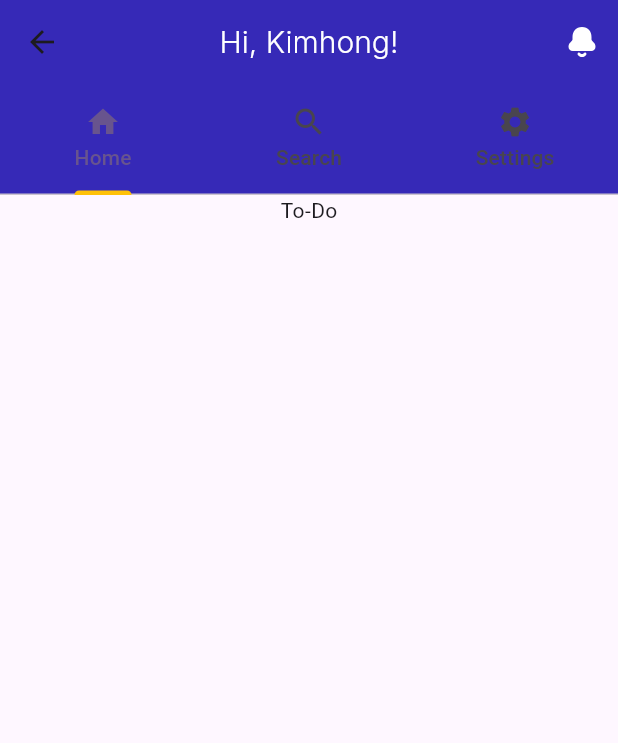
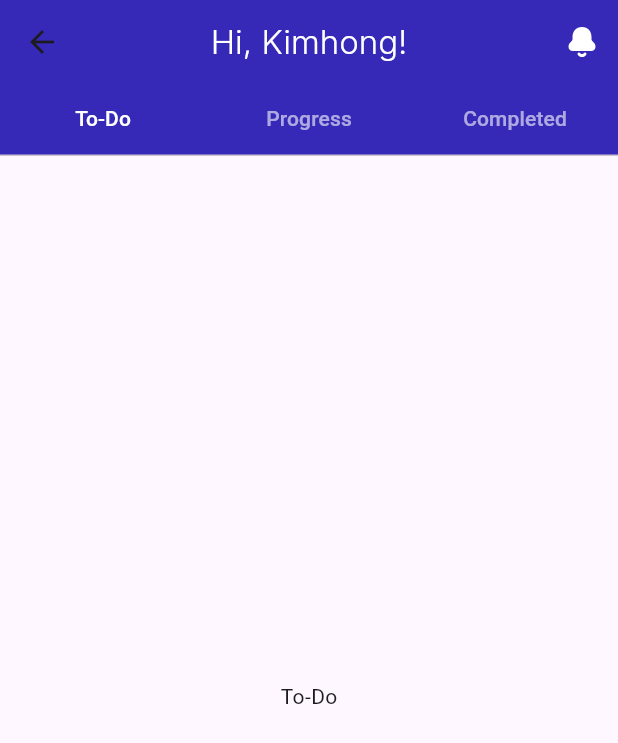
Before and after one commit to rinkimhong4/BalanceApp, a Flutter app: the TaskScreen screen opened directly, on a phone screen of 412 x 824 dp. Shown: the top 743 px of the screen. Run offline on Flutter 3.47's test engine with Material 3 defaults, Android fonts, the phone set to English and light mode, and no system bars; our stand-ins replace flutter_svg, google_fonts.

Commit message:
fix tabBar on task

```diff
--- a/lib/pages/balance.dart
+++ b/lib/pages/balance.dart
@@ -23,7 +23,7 @@ class _BalanceScreenState extends State<BalanceScreen> {
     title: Text(
       'Hi, Kimhong!',
       style: GoogleFonts.inter(
-        fontSize: 24,
+        fontSize: 22,
         fontWeight: FontWeight.w300,
         color: Colors.white,
       ),
--- a/lib/pages/task.dart
+++ b/lib/pages/task.dart
@@ -2,35 +2,43 @@ import 'package:flutter/material.dart';
 import 'package:flutter_svg/svg.dart';
 import 'package:google_fonts/google_fonts.dart';
 
-class TaskScreen extends StatelessWidget {
+class TaskScreen extends StatefulWidget {
   const TaskScreen({super.key});
 
   @override
-  Widget build(BuildContext context) {
-    return DefaultTabController(
-      length: _tabBar.length,
-      child: Scaffold(appBar: _appBar, body: _bodyApp),
-    );
-  }
+  State<TaskScreen> createState() => _TaskScreenState();
 }
 
-Color primaryColor = Color(0xFF3629B7);
-get _tabBar => const [
-  Tab(icon: Icon(Icons.home), text: 'Home'),
-  Tab(icon: Icon(Icons.search), text: 'Search'),
-  Tab(icon: Icon(Icons.settings), text: 'Settings'),
+class _TaskScreenState extends State<TaskScreen> {
+  final Color primaryColor = const Color(0xFF3629B7);
+  final double _tabFontSize = 14.0;
+  final double _unselectedTabFontSize = 12.0;
+
+  List<Widget> _buildTabBar() {
+    return [
+      Tab(child: Text('To-Do', style: TextStyle(fontSize: _tabFontSize))),
+      Tab(child: Text('Progress', style: TextStyle(fontSize: _tabFontSize))),
+      Tab(child: Text('Completed', style: TextStyle(fontSize: _tabFontSize))),
     ];
+  }
 
-get _appBar => AppBar(
+  AppBar _buildAppBar() {
+    return AppBar(
       title: Text(
         'Hi, Kimhong!',
         style: GoogleFonts.inter(
-      fontSize: 20,
+          fontSize: 22,
           fontWeight: FontWeight.w300,
           color: Colors.white,
         ),
       ),
-  bottom: TabBar(tabs: _tabBar, indicatorColor: Colors.amber),
+      bottom: TabBar(
+        tabs: _buildTabBar(),
+        indicatorColor: Colors.transparent,
+        labelColor: Colors.white,
+        unselectedLabelColor: Colors.white60,
+        unselectedLabelStyle: TextStyle(fontSize: _unselectedTabFontSize),
+      ),
       centerTitle: true,
       backgroundColor: primaryColor,
       actions: [
@@ -40,11 +48,23 @@ get _appBar => AppBar(
         ),
       ],
     );
+  }
 
-get _bodyApp => TabBarView(
+  Widget _buildBodyApp() {
+    return const TabBarView(
       children: [
-    Column(children: [Text('To-Do')]),
-    Column(children: [Text('progress')]),
-    Column(children: [Text('completed')]),
+        Center(child: Text('To-Do')),
+        Center(child: Text('Progress')),
+        Center(child: Text('Completed')),
       ],
     );
+  }
+
+  @override
+  Widget build(BuildContext context) {
+    return DefaultTabController(
+      length: _buildTabBar().length,
+      child: Scaffold(appBar: _buildAppBar(), body: _buildBodyApp()),
+    );
+  }
+}
--- a/lib/pages/timer.dart
+++ b/lib/pages/timer.dart
@@ -18,7 +18,7 @@ get _appBar => AppBar(
     'Hi, Kimhong!',
 
     style: GoogleFonts.inter(
-      fontSize: 24,
+      fontSize: 22,
       fontWeight: FontWeight.w300,
       color: Colors.white,
     ),
--- a/pubspec.yaml
+++ b/pubspec.yaml
@@ -33,3 +33,4 @@ flutter:
     - assets/timer-1.svg
     - assets/timer-2.svg
     - assets/Bell.svg
+    - assets/progress.svg
```
Also changed, not shown: assets/progress.svg (added), flutter_01.png (deleted). Lines whose indentation alone changed are shown as unchanged.
